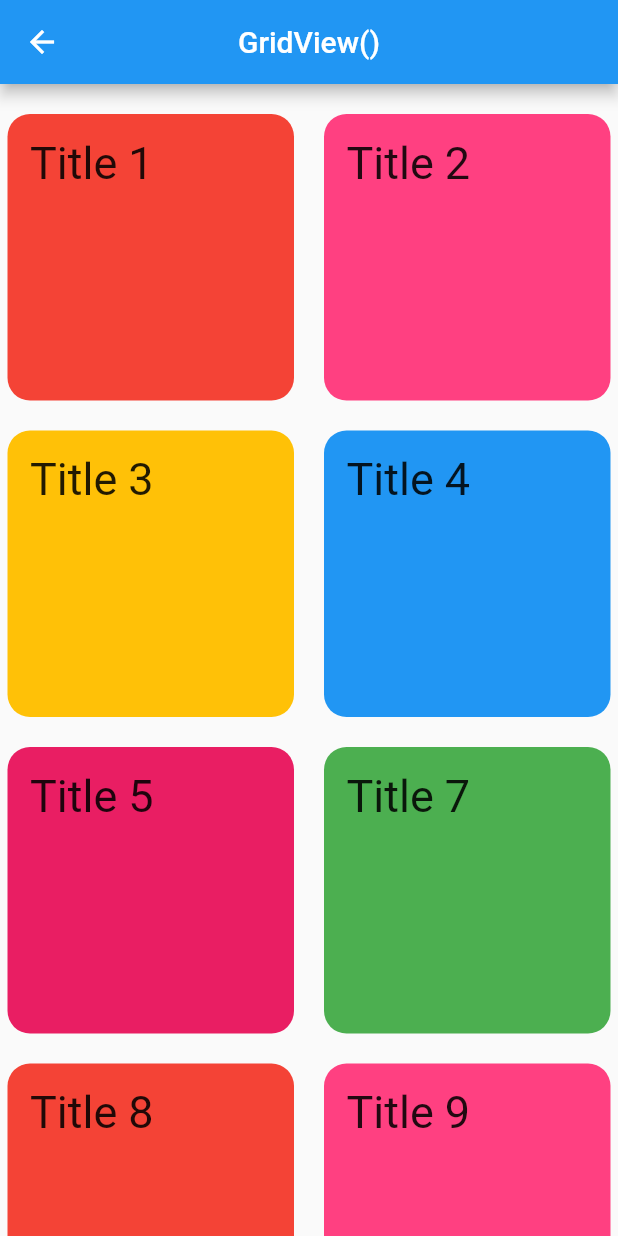
After one commit to oussemanaffetyy/ListView-GridView-Flutter, a Flutter app: the ExerciePage screen opened directly, on a phone screen of 412 x 824 dp. The commit adds this screen. Run offline on Flutter 3.47's test engine with Material 2 defaults, Android fonts, the light colour scheme and no system bars; our stand-ins replace easy_splash_screen.

Commit message:
code final

```diff
--- a/lib/Pages/ListViewPages/MyListViewBuilderPage.dart
+++ b/lib/Pages/ListViewPages/MyListViewBuilderPage.dart
@@ -40,7 +40,7 @@ class MyListViewBuilder extends StatelessWidget {
   height: 150,
   child: ListView.builder(
   scrollDirection: Axis.horizontal,
-  itemCount: _Post.length,
+  itemCount: _Storie.length,
   itemBuilder: (context , index){
   return Padding(padding:EdgeInsets.all(10),
   child: Container(
--- a/lib/Pages/ListViewPages/MyListViewSeparatedPage.dart
+++ b/lib/Pages/ListViewPages/MyListViewSeparatedPage.dart
@@ -42,7 +42,7 @@ class MyListViewSeparatedPage extends StatelessWidget {
               height: 150,
               child: ListView.separated(
                 scrollDirection: Axis.horizontal,
-                itemCount: _Post.length,
+                itemCount: _Storie.length,
                 itemBuilder: (context , index){
                   return Padding(padding:EdgeInsets.all(10),
                     child: Container(
--- /dev/null
+++ b/lib/Pages/MyGridViewPage.dart
@@ -0,0 +1,51 @@
+import 'package:flutter/material.dart';
+
+class ExerciePage extends StatelessWidget {
+  @override
+  Widget build(BuildContext context) {
+    return Scaffold(
+      appBar: AppBar(
+        centerTitle: true,
+        title: Text('GridView()'),
+      ),
+      body: Container(
+        padding: EdgeInsets.only(top: 15),
+        child: GridView(
+          gridDelegate: SliverGridDelegateWithFixedCrossAxisCount(
+            crossAxisCount: 2,
+            mainAxisSpacing: 10,
+            crossAxisSpacing: 10,
+            childAspectRatio: 1,
+          ),
+          children: <Widget>[
+            info('Title 1', Colors.red),
+            info('Title 2', Colors.pinkAccent),
+            info('Title 3', Colors.amber),
+            info('Title 4', Colors.blue),
+            info('Title 5', Colors.pink),
+            info('Title 7', Colors.green),
+            info('Title 8', Colors.red),
+            info('Title 9', Colors.pinkAccent),
+            info('Title 10', Colors.amber),
+            info('Title 11', Colors.blue),
+            info('Title 12', Colors.pink),
+            info('Title 13', Colors.green),
+          ],
+        ),
+      ),
+    );
+  }
+}
+
+Widget info(String title, Color color) {
+  return Container(
+    padding: EdgeInsets.all(15),
+    margin: EdgeInsets.all(5),
+    child: Text(
+      title,
+      style: TextStyle(fontSize: 30),
+    ),
+    decoration:
+        BoxDecoration(color: color, borderRadius: BorderRadius.circular(15)),
+  );
+}
```
Also changed, not shown: lib/Pages/GridView_page.dart (+1 -8 lines), lib/Pages/ListView_page.dart (+1 -8 lines), 1 other file.
